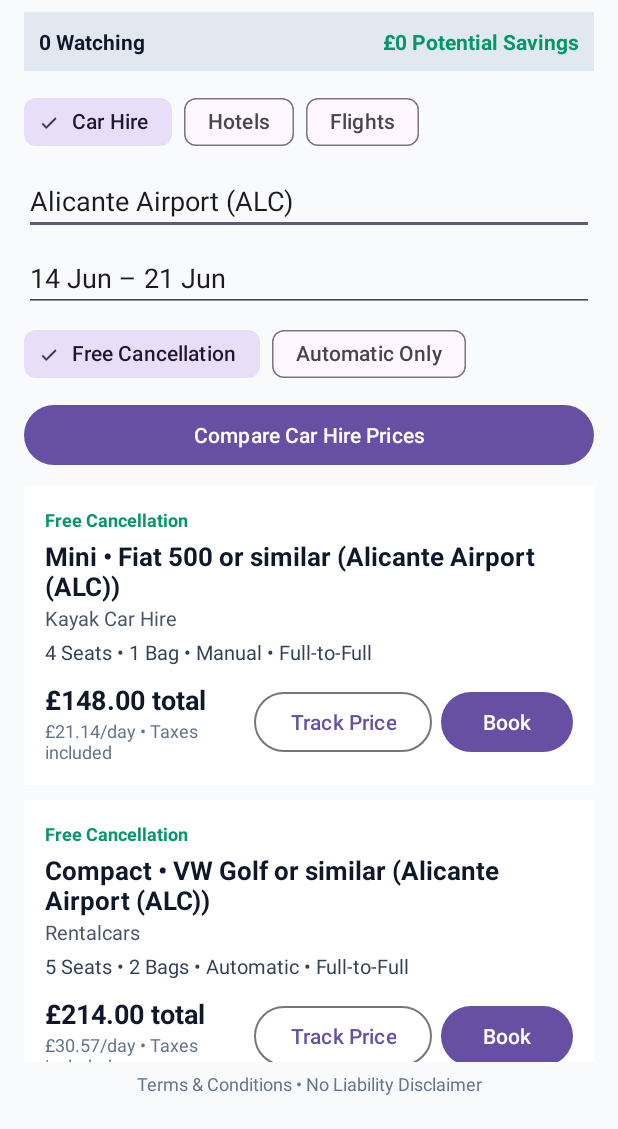
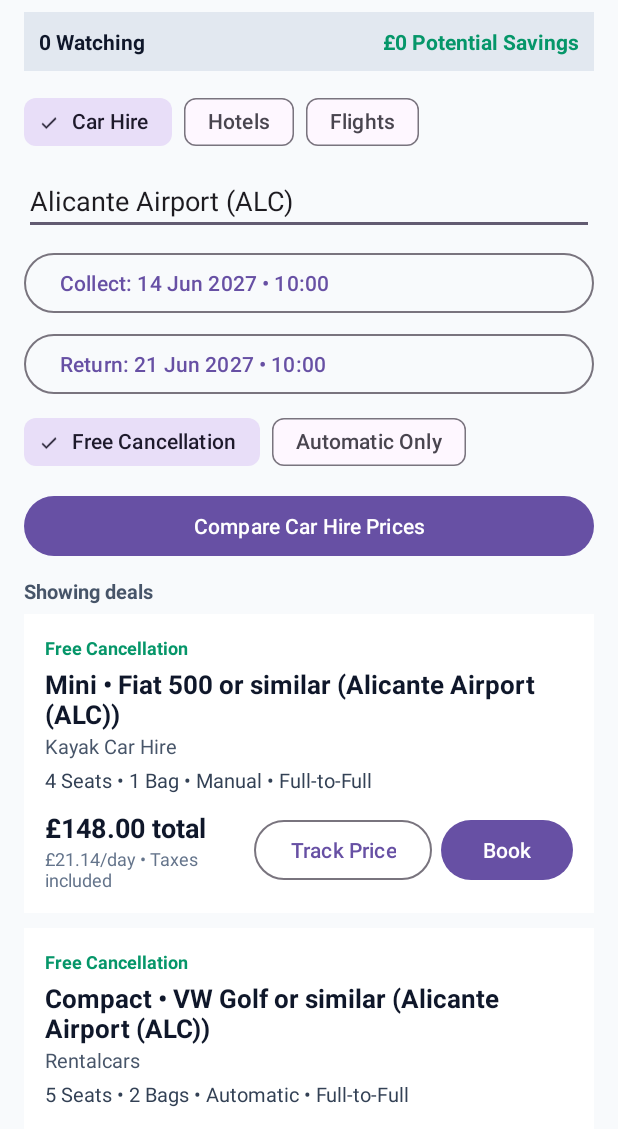
Before and after one commit to dalberts1990-creator/FareSwoop, an Android app: the MainActivity screen opened directly, with no data from a screen before it, after a tap on "Search", on a phone screen of 412 x 824 dp, the part 107-1236 px from its top. Run offline under Robolectric (Android 15) with nearby library versions, the phone set to English and light mode, and no system bars; our stand-ins replace AdMob, Room's generated code; 1 statement that could not run was skipped.

Commit message:
Update activity_main.xml

```diff
--- a/app/src/main/res/layout/activity_main.xml
+++ b/app/src/main/res/layout/activity_main.xml
@@ -1,9 +1,16 @@
 <?xml version="1.0" encoding="utf-8"?>
-<LinearLayout xmlns:android="http://schemas.android.com/apk/res/android"
+<ScrollView xmlns:android="http://schemas.android.com/apk/res/android"
     xmlns:ads="http://schemas.android.com/apk/res-auto"
+    android:id="@+id/scrollMainRoot"
     android:layout_width="match_parent"
     android:layout_height="match_parent"
     android:background="#F8FAFC"
+    android:fillViewport="true">
+
+    <LinearLayout
+        android:id="@+id/layoutMainContainer"
+        android:layout_width="match_parent"
+        android:layout_height="wrap_content"
         android:orientation="vertical"
         android:padding="16dp">
 
@@ -113,9 +120,8 @@
         <LinearLayout
             android:id="@+id/layoutSearchSection"
             android:layout_width="match_parent"
-        android:layout_height="0dp"
+            android:layout_height="wrap_content"
             android:layout_marginTop="10dp"
-        android:layout_weight="1"
             android:orientation="vertical">
 
             <com.google.android.material.chip.ChipGroup
@@ -151,6 +157,7 @@
                 android:layout_height="wrap_content"
                 android:layout_marginTop="6dp"
                 android:hint="Departure Airport (e.g. Bristol BRS)"
+                android:inputType="text"
                 android:text="Bristol (BRS)"
                 android:visibility="gone" />
 
@@ -160,15 +167,28 @@
                 android:layout_height="wrap_content"
                 android:layout_marginTop="6dp"
                 android:hint="Pick-up Airport or City (e.g. Alicante ALC)"
+                android:inputType="text"
                 android:text="Alicante Airport (ALC)" />
 
-        <EditText
-            android:id="@+id/etDateRange"
+            <!-- Collection Date & Time Picker Button -->
+            <Button
+                android:id="@+id/btnPickCollectionDateTime"
+                style="?attr/materialButtonOutlinedStyle"
+                android:layout_width="match_parent"
+                android:layout_height="wrap_content"
+                android:layout_marginTop="8dp"
+                android:gravity="start|center_vertical"
+                android:text="Collect: 14 Jun 2027 • 10:00" />
+
+            <!-- Return Date & Time Picker Button -->
+            <Button
+                android:id="@+id/btnPickReturnDateTime"
+                style="?attr/materialButtonOutlinedStyle"
                 android:layout_width="match_parent"
                 android:layout_height="wrap_content"
                 android:layout_marginTop="6dp"
-            android:hint="Dates (e.g. 14 Jun – 21 Jun)"
-            android:text="14 Jun – 21 Jun" />
+                android:gravity="start|center_vertical"
+                android:text="Return: 21 Jun 2027 • 10:00" />
 
             <com.google.android.material.chip.ChipGroup
                 android:id="@+id/chipsCarFilters"
@@ -242,23 +262,32 @@
                 android:id="@+id/btnSearchOffers"
                 android:layout_width="match_parent"
                 android:layout_height="wrap_content"
-            android:layout_marginTop="6dp"
+                android:layout_marginTop="8dp"
                 android:text="Compare Car Hire Prices" />
+
+            <TextView
+                android:id="@+id/tvResultsHeader"
+                android:layout_width="match_parent"
+                android:layout_height="wrap_content"
+                android:layout_marginTop="10dp"
+                android:text="Showing deals"
+                android:textColor="#475569"
+                android:textSize="13sp"
+                android:textStyle="bold" />
 
             <androidx.recyclerview.widget.RecyclerView
                 android:id="@+id/rvOffers"
                 android:layout_width="match_parent"
-            android:layout_height="0dp"
-            android:layout_marginTop="10dp"
-            android:layout_weight="1" />
+                android:layout_height="wrap_content"
+                android:layout_marginTop="6dp"
+                android:nestedScrollingEnabled="false" />
         </LinearLayout>
 
         <LinearLayout
             android:id="@+id/layoutWatchlistSection"
             android:layout_width="match_parent"
-        android:layout_height="0dp"
+            android:layout_height="wrap_content"
             android:layout_marginTop="10dp"
-        android:layout_weight="1"
             android:orientation="vertical"
             android:visibility="gone">
 
@@ -278,17 +307,18 @@
             <androidx.recyclerview.widget.RecyclerView
                 android:id="@+id/rvWatchlist"
                 android:layout_width="match_parent"
-            android:layout_height="0dp"
+                android:layout_height="wrap_content"
                 android:layout_marginTop="10dp"
-            android:layout_weight="1" />
+                android:nestedScrollingEnabled="false" />
         </LinearLayout>
 
         <TextView
             android:id="@+id/tvViewTermsFooter"
             android:layout_width="match_parent"
             android:layout_height="wrap_content"
-        android:layout_marginTop="6dp"
+            android:layout_marginTop="14dp"
             android:gravity="center"
+            android:padding="6dp"
             android:text="Terms &amp; Conditions • No Liability Disclaimer"
             android:textColor="#64748B"
             android:textSize="12sp" />
@@ -297,8 +327,9 @@
             android:id="@+id/adViewBanner"
             android:layout_width="match_parent"
             android:layout_height="wrap_content"
-        android:layout_marginTop="6dp"
+            android:layout_marginTop="8dp"
             ads:adSize="BANNER"
             ads:adUnitId="ca-app-pub-3940256099942544/6300978111" />
 
     </LinearLayout>
+</ScrollView>
```
Lines whose indentation alone changed are shown as unchanged.
